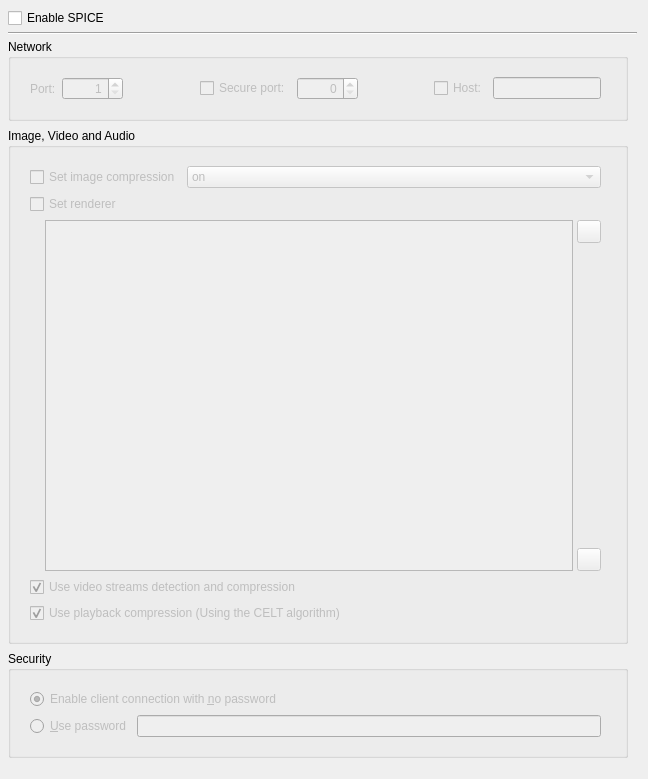
Old version of the form src/SPICE_Settings_Widget.ui in the repository tronx2100/aqemu.
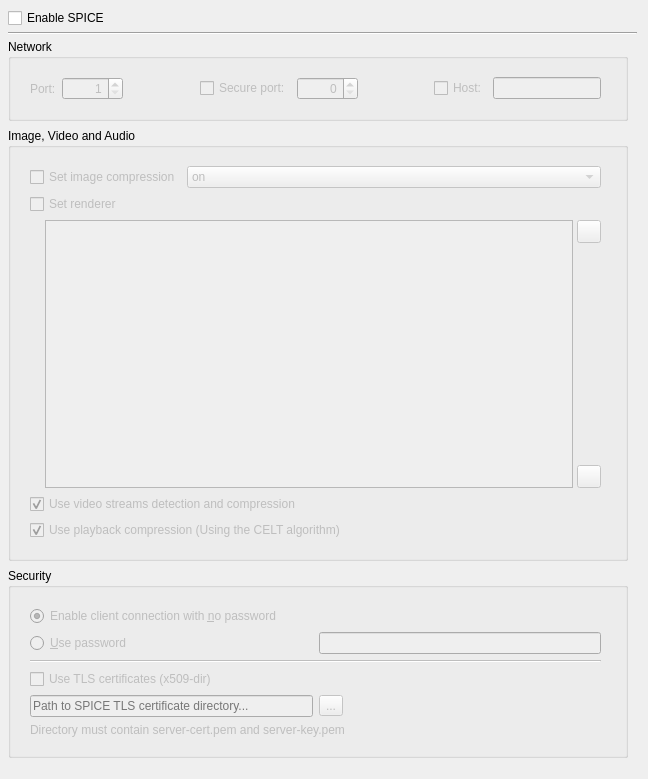
New version of the form. Icons and pictures are not drawn.

Commit message: SPICE: Fix QEMU 11 compatibility and add TLS certificate selector

```diff
--- a/src/SPICE_Settings_Widget.ui
+++ b/src/SPICE_Settings_Widget.ui
@@ -428,6 +428,50 @@
                   </property>
                  </widget>
                 </item>
+                 <item row="2" column="0" colspan="2">
+                  <widget class="Line" name="line_Security_Separator">
+                   <property name="orientation">
+                    <enum>Qt::Horizontal</enum>
+                   </property>
+                  </widget>
+                 </item>
+                 <item row="3" column="0" colspan="2">
+                  <widget class="QCheckBox" name="CH_SPICE_x509">
+                   <property name="text">
+                    <string>Use TLS certificates (x509-dir)</string>
+                   </property>
+                  </widget>
+                 </item>
+                 <item row="4" column="0">
+                  <widget class="QLineEdit" name="Edit_SPICE_x509_Dir">
+                   <property name="enabled">
+                    <bool>false</bool>
+                   </property>
+                   <property name="placeholderText">
+                    <string>Path to SPICE TLS certificate directory...</string>
+                   </property>
+                  </widget>
+                 </item>
+                 <item row="4" column="1">
+                  <widget class="QToolButton" name="TB_SPICE_x509_Browse">
+                   <property name="enabled">
+                    <bool>false</bool>
+                   </property>
+                   <property name="text">
+                    <string>...</string>
+                   </property>
+                  </widget>
+                 </item>
+                 <item row="5" column="0" colspan="2">
+                  <widget class="QLabel" name="Label_SPICE_x509_Note">
+                   <property name="text">
+                    <string>Directory must contain server-cert.pem and server-key.pem</string>
+                   </property>
+                   <property name="wordWrap">
+                    <bool>true</bool>
+                   </property>
+                  </widget>
+                 </item>
                </layout>
               </widget>
              </item>
```
Lines whose indentation alone changed are shown as unchanged. The commit also changes 4 other files.
